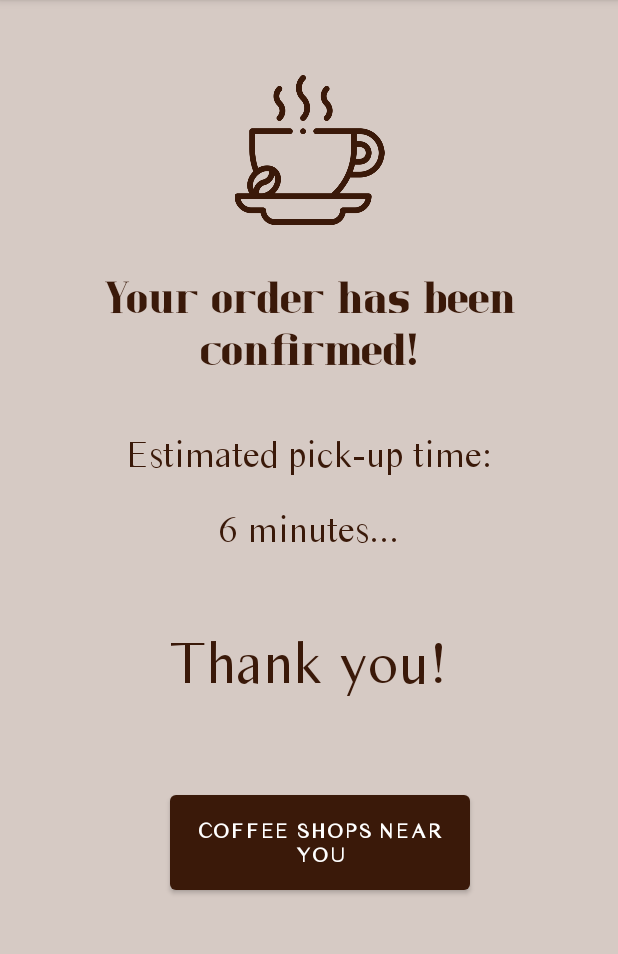
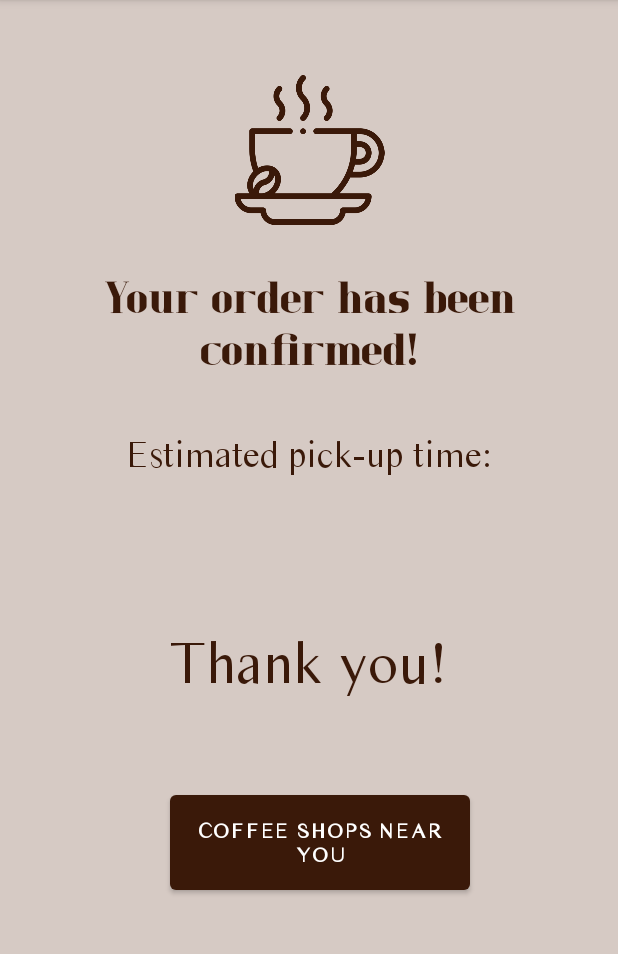
Before and after one commit to h-akram/CoffeeOrderingApp, an Android app: the OrderConfirmationActivity screen opened directly, with no data from a screen before it, on a phone screen of 412 x 824 dp, the part 84-1038 px from its top. Run offline under Robolectric (Android 15) with nearby library versions, the light colour scheme and no system bars.

Commit message:
fixed id names

```diff
--- a/app/src/main/res/layout/activity_order_confirmation.xml
+++ b/app/src/main/res/layout/activity_order_confirmation.xml
@@ -19,7 +19,7 @@
         android:textSize="40sp"
         app:layout_constraintEnd_toEndOf="parent"
         app:layout_constraintStart_toStartOf="parent"
-        app:layout_constraintTop_toBottomOf="@+id/textView11" />
+        app:layout_constraintTop_toBottomOf="@+id/textView_time" />
 
     <ImageView
         android:id="@+id/imageView5"
@@ -59,12 +59,11 @@
         app:layout_constraintTop_toBottomOf="@+id/textView8" />
 
     <TextView
-        android:id="@+id/textView11"
+        android:id="@+id/textView_time"
         android:layout_width="wrap_content"
         android:layout_height="wrap_content"
         android:layout_marginTop="16dp"
         android:fontFamily="@font/times_sans_serif"
-        android:text="6 minutes..."
         android:textAlignment="center"
         android:textColor="#3a1909"
         android:textSize="25sp"
```
